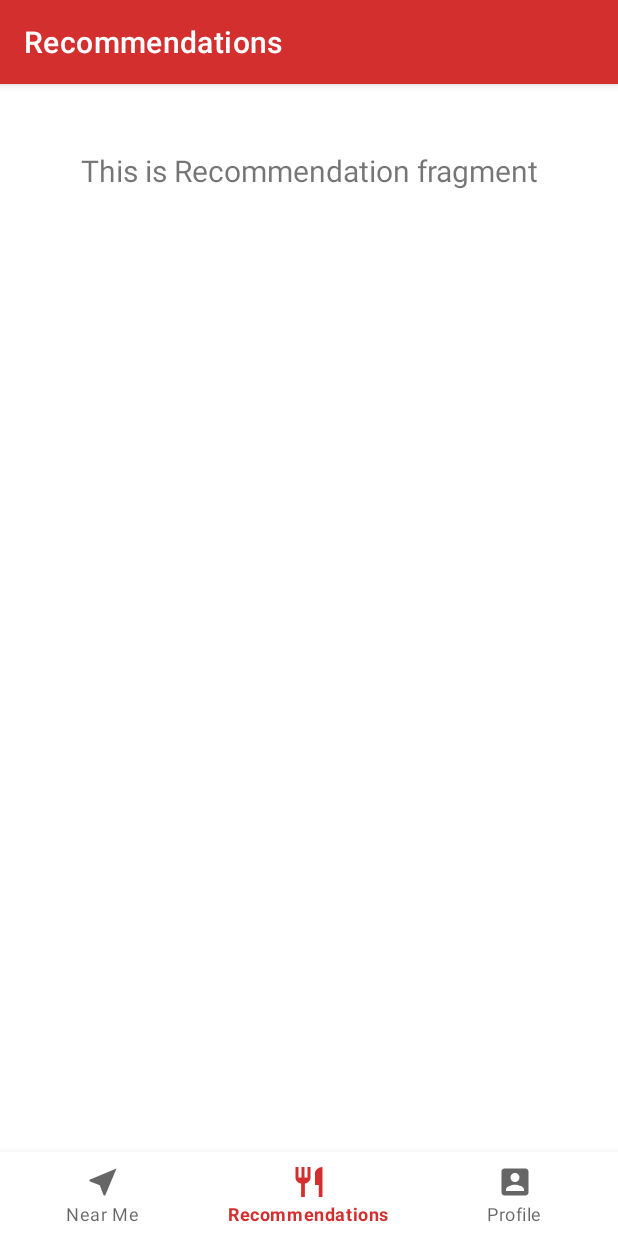
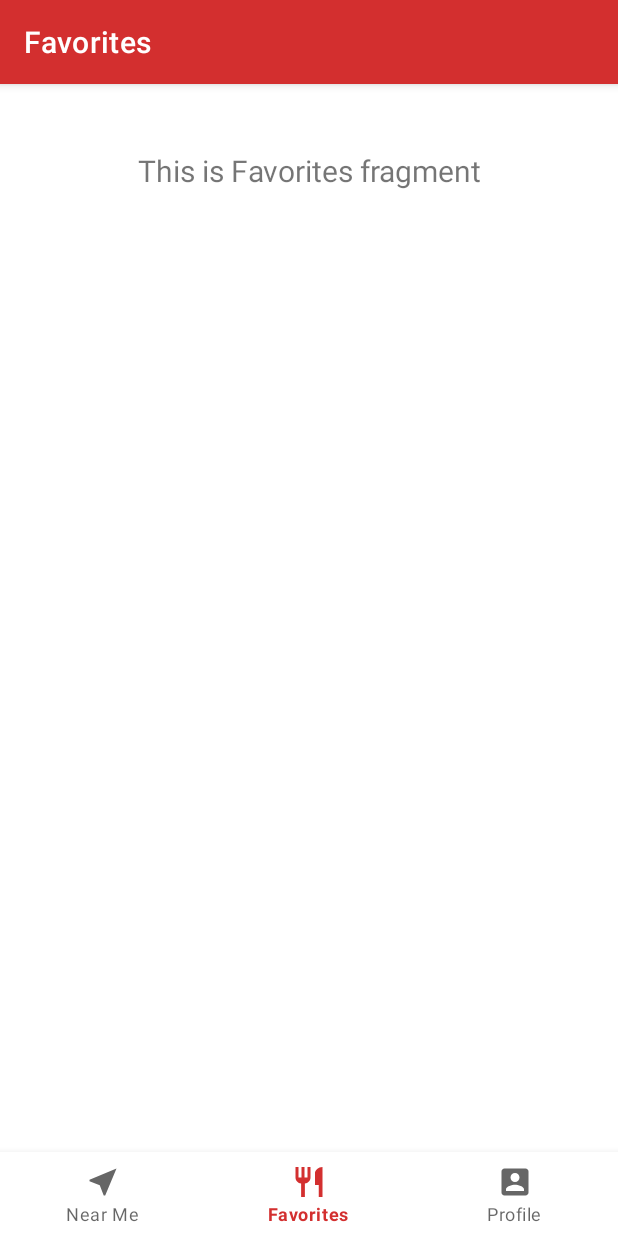
Before and after one commit to searjasub/FinderFeastApp, an Android app: the FavoritesFragment screen opened through its navigation route, on a phone screen of 412 x 824 dp. Run offline under Robolectric (Android 15) with nearby library versions, the phone set to English and light mode, and no system bars; our stand-ins replace navigation-ui; libraries missing offline, so code that uses them is left out: cz.msebera.android, me.zhanghai.android; pictures from the network do not load; 10 statements that could not run were skipped.

Commit message:
Favorites Refactor

```diff
--- a/app/src/main/java/lopez/s/finderfeast/MainActivity.java
+++ b/app/src/main/java/lopez/s/finderfeast/MainActivity.java
@@ -20,7 +20,7 @@ public class MainActivity extends AppCompatActivity {
         // Passing each menu ID as a set of Ids because each
         // menu should be considered as top level destinations.
         AppBarConfiguration appBarConfiguration = new AppBarConfiguration.Builder(
-                R.id.navigation_near_me, R.id.navigation_account, R.id.navigation_recommendations)
+                R.id.navigation_near_me, R.id.navigation_account, R.id.navigation_favorites)
                 .build();
         NavController navController = Navigation.findNavController(this, R.id.nav_host_fragment);
         NavigationUI.setupActionBarWithNavController(this, navController, appBarConfiguration);
--- a/app/src/main/java/lopez/s/finderfeast/ui/recommendations/RecommendationsFragment.java
+++ b/app/src/main/java/lopez/s/finderfeast/ui/favorites/FavoritesFragment.java
@@ -1,4 +1,4 @@
-package lopez.s.finderfeast.ui.recommendations;
+package lopez.s.finderfeast.ui.favorites;
 
 import android.os.Bundle;
 import android.view.LayoutInflater;
@@ -14,17 +14,17 @@ import androidx.lifecycle.ViewModelProviders;
 
 import lopez.s.finderfeast.R;
 
-public class RecommendationsFragment extends Fragment {
+public class FavoritesFragment extends Fragment {
 
-    private RecommendationsViewModel recommendationsViewModel;
+    private FavoritesViewModel favoritesViewModel;
 
     public View onCreateView(@NonNull LayoutInflater inflater,
                              ViewGroup container, Bundle savedInstanceState) {
-        recommendationsViewModel =
-                ViewModelProviders.of(this).get(RecommendationsViewModel.class);
-        View root = inflater.inflate(R.layout.fragment_recommendations, container, false);
-        final TextView textView = root.findViewById(R.id.text_recommendations);
-        recommendationsViewModel.getText().observe(this, new Observer<String>() {
+        favoritesViewModel =
+                ViewModelProviders.of(this).get(FavoritesViewModel.class);
+        View root = inflater.inflate(R.layout.fragment_favorites, container, false);
+        final TextView textView = root.findViewById(R.id.text_favorites);
+        favoritesViewModel.getText().observe(getViewLifecycleOwner() , new Observer<String>() {
             @Override
             public void onChanged(@Nullable String s) {
                 textView.setText(s);
--- a/app/src/main/java/lopez/s/finderfeast/ui/recommendations/RecommendationsViewModel.java
+++ b/app/src/main/java/lopez/s/finderfeast/ui/favorites/FavoritesViewModel.java
@@ -1,16 +1,16 @@
-package lopez.s.finderfeast.ui.recommendations;
+package lopez.s.finderfeast.ui.favorites;
 
 import androidx.lifecycle.LiveData;
 import androidx.lifecycle.MutableLiveData;
 import androidx.lifecycle.ViewModel;
 
-public class RecommendationsViewModel extends ViewModel {
+public class FavoritesViewModel extends ViewModel {
 
     private MutableLiveData<String> mText;
 
-    public RecommendationsViewModel() {
+    public FavoritesViewModel() {
         mText = new MutableLiveData<>();
-        mText.setValue("This is Recommendation fragment");
+        mText.setValue("This is Favorites fragment");
     }
 
     public LiveData<String> getText() {
--- a/app/src/main/res/layout/fragment_recommendations.xml
+++ b/app/src/main/res/layout/fragment_favorites.xml
@@ -6,7 +6,7 @@
     android:backgroundTint="@color/white">
 
     <TextView
-        android:id="@+id/text_recommendations"
+        android:id="@+id/text_favorites"
         android:layout_width="match_parent"
         android:layout_height="wrap_content"
         android:layout_marginStart="8dp"
--- a/app/src/main/res/menu/bottom_nav_menu.xml
+++ b/app/src/main/res/menu/bottom_nav_menu.xml
@@ -8,9 +8,9 @@
 
 
     <item
-        android:id="@+id/navigation_recommendations"
+        android:id="@+id/navigation_favorites"
         android:icon="@drawable/ic_restaurant_black_24dp"
-        android:title="@string/title_recommendations" />
+        android:title="@string/title_favorites" />
 
     <item
         android:id="@+id/navigation_account"
--- a/app/src/main/res/navigation/mobile_navigation.xml
+++ b/app/src/main/res/navigation/mobile_navigation.xml
@@ -18,8 +18,8 @@
         tools:layout="@layout/fragment_profile" />
 
     <fragment
-        android:id="@+id/navigation_recommendations"
-        android:name="lopez.s.finderfeast.ui.recommendations.RecommendationsFragment"
-        android:label="@string/title_recommendations"
-        tools:layout="@layout/fragment_recommendations" />
+        android:id="@+id/navigation_favorites"
+        android:name="lopez.s.finderfeast.ui.favorites.FavoritesFragment"
+        android:label="@string/title_favorites"
+        tools:layout="@layout/fragment_favorites" />
 </navigation>
--- a/app/src/main/res/values/strings.xml
+++ b/app/src/main/res/values/strings.xml
@@ -2,7 +2,7 @@
     <string name="app_name">Finder Feast</string>
     <string name="title_near_me">Near Me</string>
     <string name="title_profile">Profile</string>
-    <string name="title_recommendations">Recommendations</string>
+    <string name="title_favorites">Favorites</string>
     <string name="password">Password</string>
     <string name="lastName">Last Name</string>
     <string name="sign_up">Sign up</string>
```
